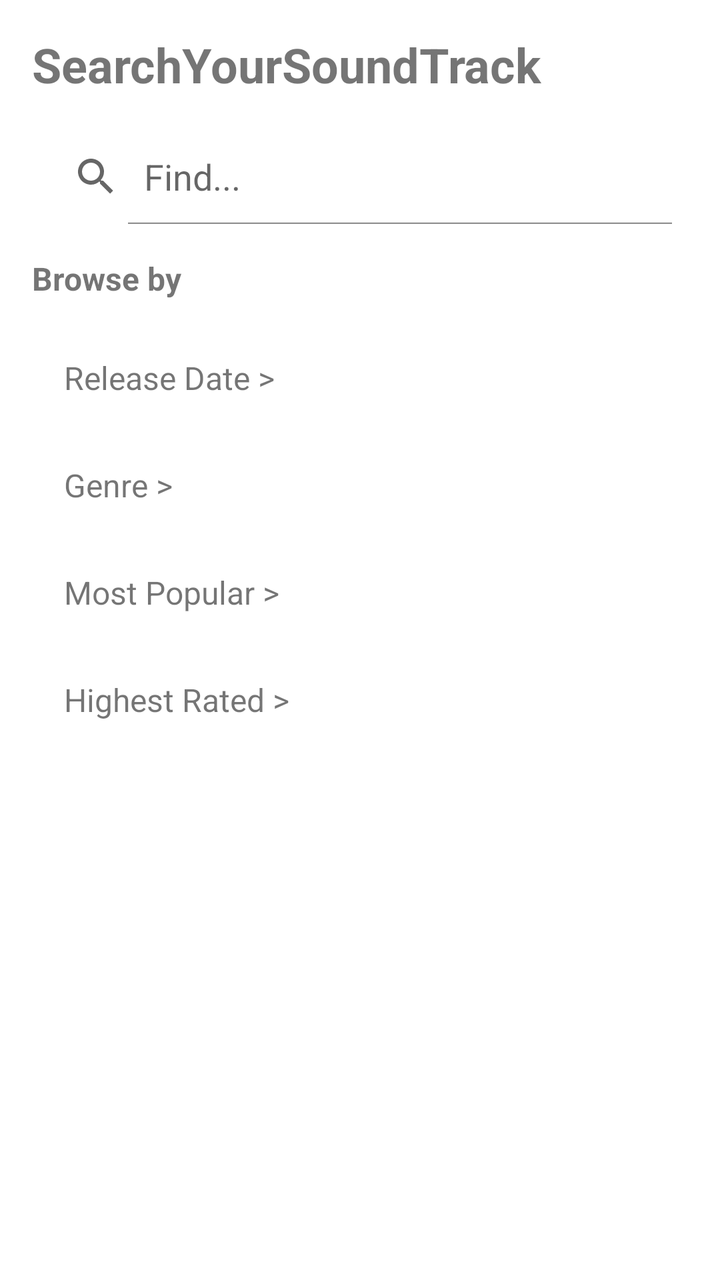
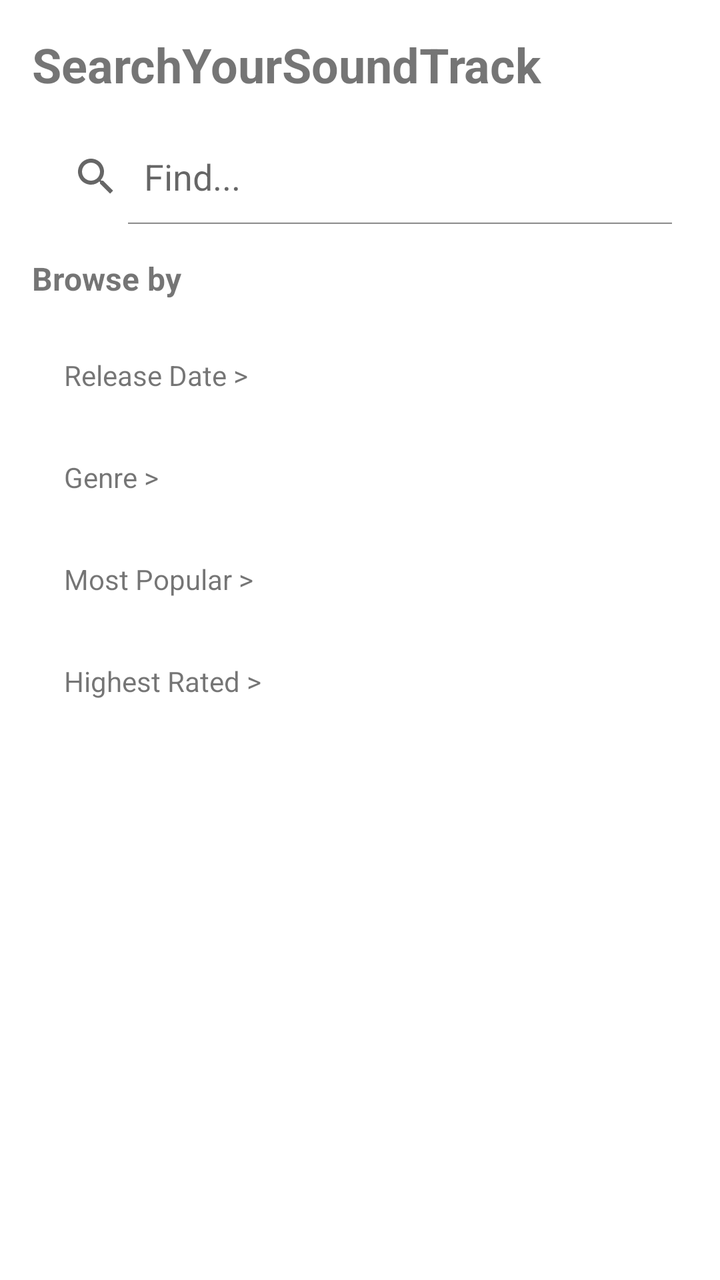

Compare the two renders of this Android layout. The source of the first and the diff that turns it into the second are given below.
<!-- AndroidManifest.xml: application theme Theme.YourSoundTrack -->
<!-- res/layout/fragment_search.xml -->
<?xml version="1.0" encoding="utf-8"?>
<LinearLayout xmlns:android="http://schemas.android.com/apk/res/android"
    android:layout_width="match_parent"
    android:layout_height="match_parent"
    android:orientation="vertical"
    android:padding="16dp">

    <TextView
        android:layout_width="wrap_content"
        android:layout_height="wrap_content"
        android:text="@string/title_soundtrack_search"
        android:textSize="24sp"
        android:textStyle="bold"
        android:layout_marginBottom="16dp" />

    <SearchView
        android:id="@+id/search_bar"
        android:layout_width="match_parent"
        android:layout_height="wrap_content"
        android:queryHint="Find..."
        android:iconifiedByDefault="false"
        android:background="?android:attr/selectableItemBackground"
        android:layout_marginBottom="16dp" />

    
    <LinearLayout
        android:id="@+id/layout_browse_categories"
        android:layout_width="match_parent"
        android:layout_height="wrap_content"
        android:orientation="vertical">

        <TextView
            android:layout_width="wrap_content"
            android:layout_height="wrap_content"
            android:text="@string/label_browse_by"
            android:textStyle="bold"
            android:textSize="16sp"
            android:layout_marginBottom="12dp" />

        <TextView
            android:id="@+id/btn_browse_release_date"
            android:layout_width="match_parent"
            android:layout_height="wrap_content"
            android:text="@string/btn_browse_release_date"
            android:padding="16dp"
            android:textSize="16sp" />

        <TextView
            android:id="@+id/btn_browse_genre"
            android:layout_width="match_parent"
            android:layout_height="wrap_content"
            android:text="@string/btn_browse_genre"
            android:padding="16dp"
            android:textSize="16sp" />

        <TextView
            android:id="@+id/btn_browse_most_popular"
            android:layout_width="match_parent"
            android:layout_height="wrap_content"
            android:text="@string/btn_browse_most_popular"
            android:padding="16dp"
            android:textSize="16sp" />

        <TextView
            android:id="@+id/btn_browse_highest_rated"
            android:layout_width="match_parent"
            android:layout_height="wrap_content"
            android:text="@string/btn_browse_highest_rated"
            android:padding="16dp"
            android:textSize="16sp" />

    </LinearLayout>

    
    <androidx.recyclerview.widget.RecyclerView
        android:id="@+id/rv_search_results"
        android:layout_width="match_parent"
        android:layout_height="0dp"
        android:layout_weight="1"
        android:visibility="gone" />

</LinearLayout>
<!-- resources referenced by this layout -->
<resources>
  <string name="btn_browse_genre">Genre  &gt;</string>
  <string name="btn_browse_highest_rated">Highest Rated  &gt;</string>
  <string name="btn_browse_most_popular">Most Popular  &gt;</string>
  <string name="btn_browse_release_date">Release Date  &gt;</string>
  <string name="label_browse_by">Browse by</string>
  <string name="title_soundtrack_search">SearchYourSoundTrack</string>
  <style name="Theme.YourSoundTrack" parent="Theme.MaterialComponents.DayNight.NoActionBar">
          <item name="android:fitsSystemWindows">true</item>
          <item name="colorPrimary">@color/purple_500</item>
      </style>
  <color name="purple_500">#FF6200EE</color>
</resources>

<!-- the commit's change to res/layout/fragment_search.xml (unified diff, before → after) -->
@@ -9,7 +9,7 @@
         android:layout_width="wrap_content"
         android:layout_height="wrap_content"
         android:text="@string/title_soundtrack_search"
-        android:textSize="24sp"
+        android:textSize="@dimen/screen_title_size"
         android:textStyle="bold"
         android:layout_marginBottom="16dp" />
 
@@ -34,7 +34,7 @@
             android:layout_height="wrap_content"
             android:text="@string/label_browse_by"
             android:textStyle="bold"
-            android:textSize="16sp"
+            android:textSize="@dimen/bold_text_size"
             android:layout_marginBottom="12dp" />
 
         <TextView
@@ -43,7 +43,7 @@
             android:layout_height="wrap_content"
             android:text="@string/btn_browse_release_date"
             android:padding="16dp"
-            android:textSize="16sp" />
+            android:textSize="@dimen/text_size_small" />
 
         <TextView
             android:id="@+id/btn_browse_genre"
@@ -51,7 +51,7 @@
             android:layout_height="wrap_content"
             android:text="@string/btn_browse_genre"
             android:padding="16dp"
-            android:textSize="16sp" />
+            android:textSize="@dimen/text_size_small" />
 
         <TextView
             android:id="@+id/btn_browse_most_popular"
@@ -59,7 +59,7 @@
             android:layout_height="wrap_content"
             android:text="@string/btn_browse_most_popular"
             android:padding="16dp"
-            android:textSize="16sp" />
+            android:textSize="@dimen/text_size_small" />
 
         <TextView
             android:id="@+id/btn_browse_highest_rated"
@@ -67,11 +67,10 @@
             android:layout_height="wrap_content"
             android:text="@string/btn_browse_highest_rated"
             android:padding="16dp"
-            android:textSize="16sp" />
+            android:textSize="@dimen/text_size_small" />
 
     </LinearLayout>
 
-    
     <androidx.recyclerview.widget.RecyclerView
         android:id="@+id/rv_search_results"
         android:layout_width="match_parent"
<!-- resource entries referenced after the edit -->
@@ -1,5 +1,8 @@
 <!-- resources referenced by this layout -->
 <resources>
+  <dimen name="bold_text_size">16sp</dimen>
+  <dimen name="screen_title_size">24sp</dimen>
+  <dimen name="text_size_small">14sp</dimen>
   <string name="btn_browse_genre">Genre  &gt;</string>
   <string name="btn_browse_highest_rated">Highest Rated  &gt;</string>
   <string name="btn_browse_most_popular">Most Popular  &gt;</string>
